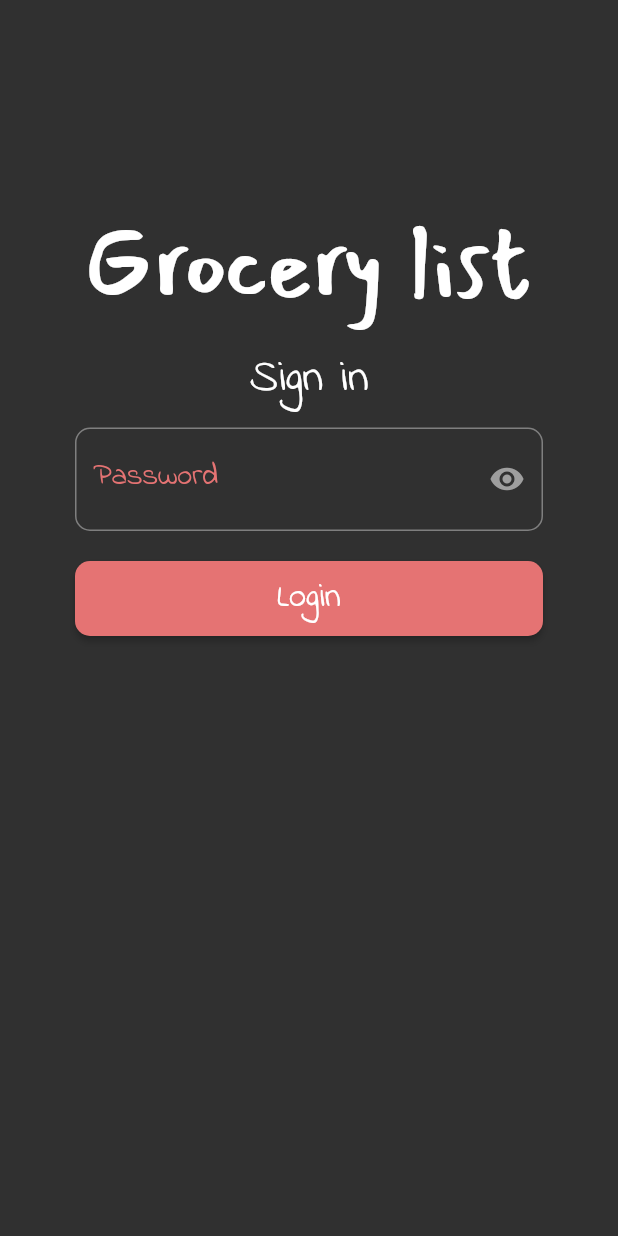
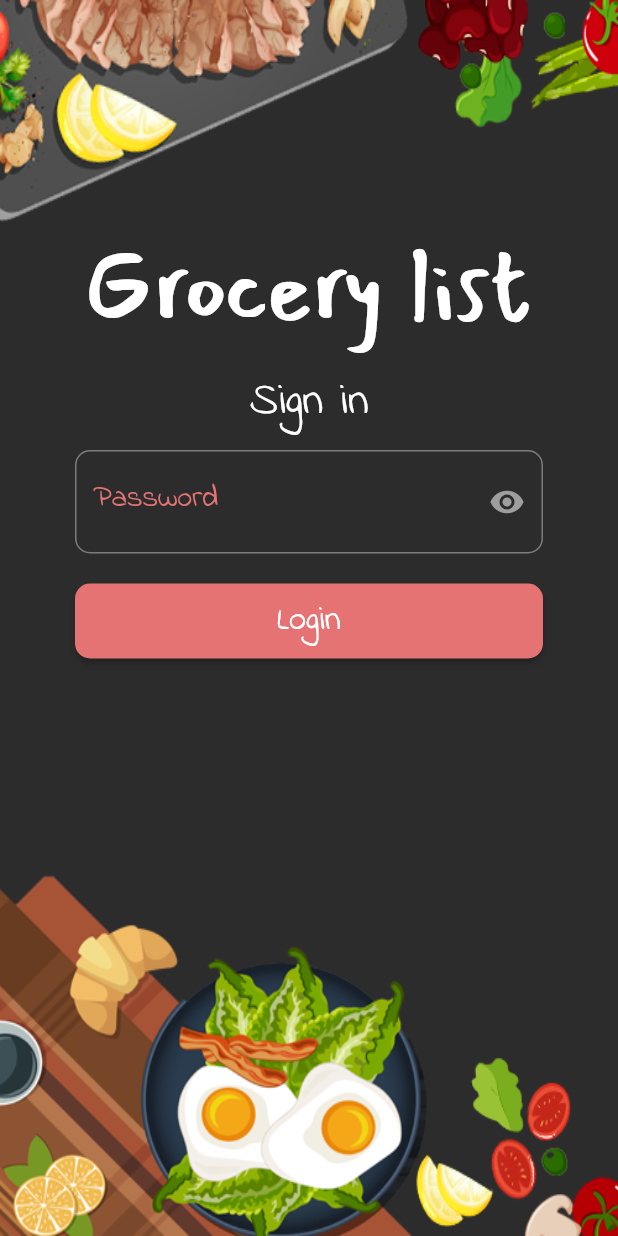
Before and after one commit to lukaszseremak/grocery-list, a Flutter app: the screen it shows after launch, on a phone screen of 412 x 824 dp. Run offline on Flutter 3.47's test engine with Material 2 defaults, Android fonts, the phone set to English and light mode, and no system bars; missing offline and left inert: shadow.

Commit message:
change app launcher icon and login background

```diff
--- a/lib/screens/login_screen.dart
+++ b/lib/screens/login_screen.dart
@@ -28,8 +28,16 @@ class _LoginScreenState extends State<LoginScreen> {
   @override
   Widget build(BuildContext context) {
     return Scaffold(
-      body: Padding(
-        padding: EdgeInsets.fromLTRB(40, 130, 40, 100),
+      resizeToAvoidBottomInset: false,
+      body: Container(
+        decoration: BoxDecoration(
+          image: DecorationImage(
+            image: AssetImage("assets/images/log_screen.png"),
+            fit: BoxFit.fill,
+          ),
+        ),
+        child: Padding(
+          padding: EdgeInsets.fromLTRB(40, 145, 40, 100),
           child: ListView(
             children: <Widget>[
               Container(
@@ -132,6 +140,7 @@ class _LoginScreenState extends State<LoginScreen> {
             ],
           ),
         ),
+      ),
     );
   }
 }
--- a/pubspec.yaml
+++ b/pubspec.yaml
@@ -36,6 +36,6 @@ flutter:
     - assets/data/categories.json
 
 flutter_icons:
-  image_path: "assets/images/main_icon.png"
+  image_path: "assets/images/logo.png"
   android: true
   ios: true
```
Also changed, not shown: lib/screens/main_screen.dart (+7 -6 lines), assets/images/logo.png, assets/images/logo2.png (deleted), 26 other files. Lines whose indentation alone changed are shown as unchanged.
